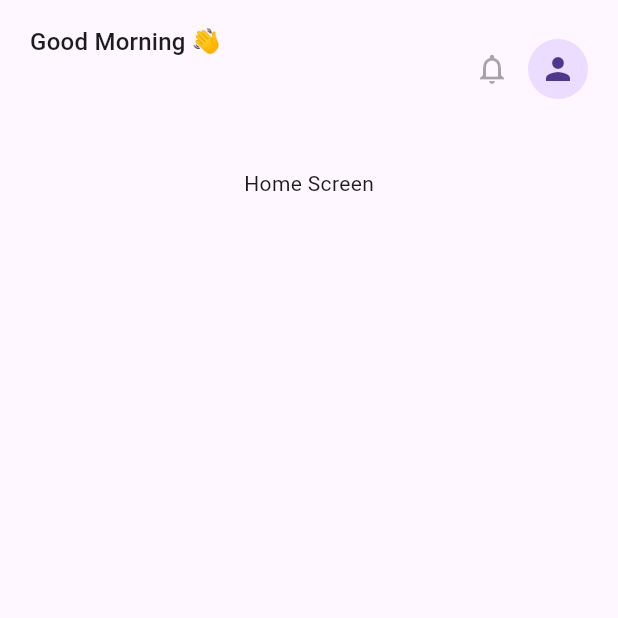
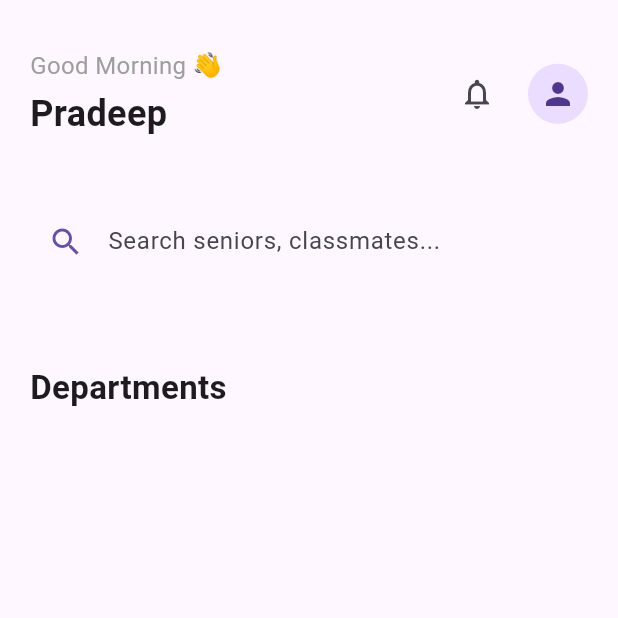
Before and after one commit to pradeepdevianbu-netizen/ai-notes-app, a Flutter app: the HomeScreen screen opened directly, on a phone screen of 412 x 824 dp, the top half of it. Run offline on Flutter 3.47's test engine with Material 3 defaults, Android fonts, the phone set to English and light mode, and no system bars; our stand-ins replace cloud_firestore, firebase_auth, firebase_core, google_fonts; accounts and stored records are empty.

Commit message:
complete the searchscreen

```diff
--- a/lib/constants/app_colors.dart
+++ b/lib/constants/app_colors.dart
@@ -4,7 +4,7 @@ class AppColors {
   AppColors._();
 
   // Primary
-  static const Color primary = Color(0xFF4F46E5);
+  static const Color primary = Color(0xFF5E35B1);
   static const Color secondary = Color(0xFF6366F1);
   static const Color accent = Color(0xFF818CF8);
 
--- a/lib/screens/home/home_screen.dart
+++ b/lib/screens/home/home_screen.dart
@@ -1,56 +1,65 @@
-import 'package:cloud_firestore/cloud_firestore.dart';
-import 'package:firebase_auth/firebase_auth.dart';
 import 'package:flutter/material.dart';
 
 import 'widgets/home_app_bar.dart';
+import 'widgets/home_search_bar.dart';
 
 class HomeScreen extends StatelessWidget {
   const HomeScreen({super.key});
 
   @override
   Widget build(BuildContext context) {
-
-    final uid = FirebaseAuth.instance.currentUser!.uid;
+    // Temporary data
+    // Later this value will come from Firebase Firestore.
+    const String userName = "Pradeep";
 
     return Scaffold(
       body: SafeArea(
-        child: FutureBuilder<DocumentSnapshot>(
-          future: FirebaseFirestore.instance
-              .collection('users')
-              .doc(uid)
-              .get(),
+        child: SingleChildScrollView(
+          padding: const EdgeInsets.symmetric(vertical: 16),
+          child: Column(
+            crossAxisAlignment: CrossAxisAlignment.start,
+            children: [
+              /// App Bar
+              HomeAppBar(
+                userName: userName,
+                onNotificationTap: () {
+                  // TODO: Open Notification Screen
+                },
+                onProfileTap: () {
+                  // TODO: Open Profile Screen
+                },
+              ),
 
-          builder: (context, snapshot) {
+              const SizedBox(height: 24),
 
-            if (snapshot.connectionState == ConnectionState.waiting) {
-              return const Center(
-                child: CircularProgressIndicator(),
-              );
-            }
+              /// Search Bar
+              const HomeSearchBar(),
 
-            if (!snapshot.hasData || !snapshot.data!.exists) {
-              return const Center(
-                child: Text("User not found"),
-              );
-            }
+              const SizedBox(height: 24),
 
-            final data =
-                snapshot.data!.data() as Map<String, dynamic>;
+              /// AI Assistant Card (Temporary)
 
-            return Column(
-              children: [
 
-                HomeAppBar(
-                  userName: data['name']
+              const SizedBox(height: 30),
+
+              /// Departments Title
+              const Padding(
+                padding: EdgeInsets.symmetric(horizontal: 20),
+                child: Text(
+                  "Departments",
+                  style: TextStyle(
+                    fontSize: 22,
+                    fontWeight: FontWeight.bold,
+                  ),
                 ),
+              ),
 
-                const SizedBox(height: 20),
+              const SizedBox(height: 16),
 
-                const Text("Home Screen"),
-
-              ],
-            );
-          },
+              // Department Grid
+              // We'll build this next.
+            ],
+          ),
         ),
       ),
     );
--- a/lib/screens/home/widgets/home_app_bar.dart
+++ b/lib/screens/home/widgets/home_app_bar.dart
@@ -4,16 +4,17 @@ class HomeAppBar extends StatelessWidget {
   const HomeAppBar({
     super.key,
     required this.userName,
+    this.profileImageUrl,
     this.onNotificationTap,
     this.onProfileTap,
   });
 
   final String userName;
+  final String? profileImageUrl;
   final VoidCallback? onNotificationTap;
   final VoidCallback? onProfileTap;
 
-
-    String getGreeting() {
+  String getGreeting() {
     final hour = DateTime.now().hour;
 
     if (hour < 12) {
@@ -30,44 +31,44 @@ class HomeAppBar extends StatelessWidget {
   @override
   Widget build(BuildContext context) {
     return Padding(
-      padding: const EdgeInsets.symmetric(
-        horizontal: 20,
-        vertical: 16,
-      ),
+      padding: const EdgeInsets.symmetric(horizontal: 20, vertical: 16),
       child: Row(
         children: [
-          // Greeting
           Expanded(
             child: Column(
               crossAxisAlignment: CrossAxisAlignment.start,
               children: [
                 Text(
                   getGreeting(),
-                  style: Theme.of(context).textTheme.titleMedium,
+                  style: const TextStyle(
+                    fontSize: 16,
+                    color: Colors.grey,
+                  ),
                 ),
                 const SizedBox(height: 4),
                 Text(
                   userName,
-                  style: Theme.of(context).textTheme.headlineSmall?.copyWith(
-                        fontWeight: FontWeight.bold,
-                      ),
+                  style: const TextStyle(
+                    fontSize: 24,
+                    fontWeight: FontWeight.bold,
+                  ),
                 ),
               ],
             ),
           ),
-
-          // Notification
           IconButton(
             onPressed: onNotificationTap,
             icon: const Icon(Icons.notifications_outlined),
           ),
-
-          // Profile
+          const SizedBox(width: 10),
           GestureDetector(
             onTap: onProfileTap,
-            child: const CircleAvatar(
+            child: CircleAvatar(
               radius: 20,
-              child: Icon(Icons.person),
+              backgroundImage: profileImageUrl != null
+                  ? NetworkImage(profileImageUrl!)
+                  : null,
+              child: profileImageUrl == null ? const Icon(Icons.person) : null,
             ),
           ),
         ],
--- /dev/null
+++ b/lib/screens/home/widgets/home_search_bar.dart
@@ -0,0 +1,36 @@
+import 'package:flutter/material.dart';
+
+class HomeSearchBar extends StatelessWidget {
+  const HomeSearchBar({super.key});
+
+  @override
+  Widget build(BuildContext context) {
+    final colors = Theme.of(context).colorScheme;
+
+    return Padding(
+      padding: const EdgeInsets.symmetric(horizontal: 20),
+      child: TextField(
+        decoration: InputDecoration(
+          hintText: "Search seniors, classmates...",
+          prefixIcon: Icon(
+            Icons.search,
+            color: colors.primary,
+          ),
+          filled: true,
+          fillColor: colors.surface,
+          border: OutlineInputBorder(
+            borderRadius: BorderRadius.circular(16),
+            borderSide: BorderSide.none,
+          ),
+          focusedBorder: OutlineInputBorder(
+            borderRadius: BorderRadius.circular(16),
+            borderSide: BorderSide(
+              color: colors.primary,
+              width: 1.5,
+            ),
+          ),
+        ),
+      ),
+    );
+  }
+}
```
Also changed, not shown: lib/screens/home/widgets/ai_assistant_card.dart (added, +76 -0 lines).
